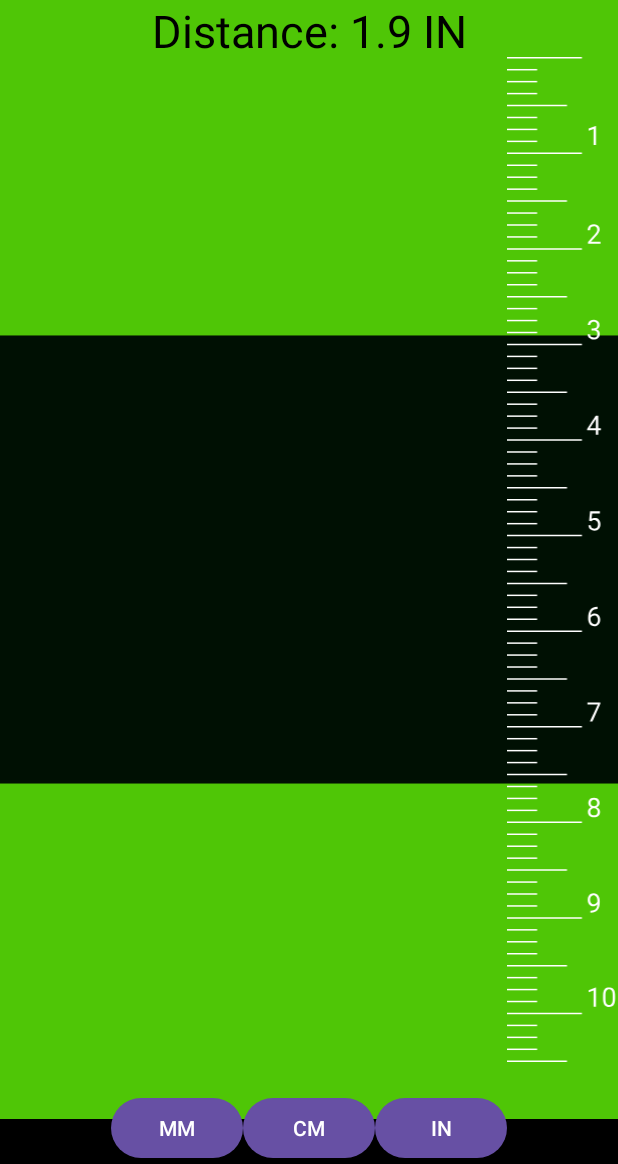
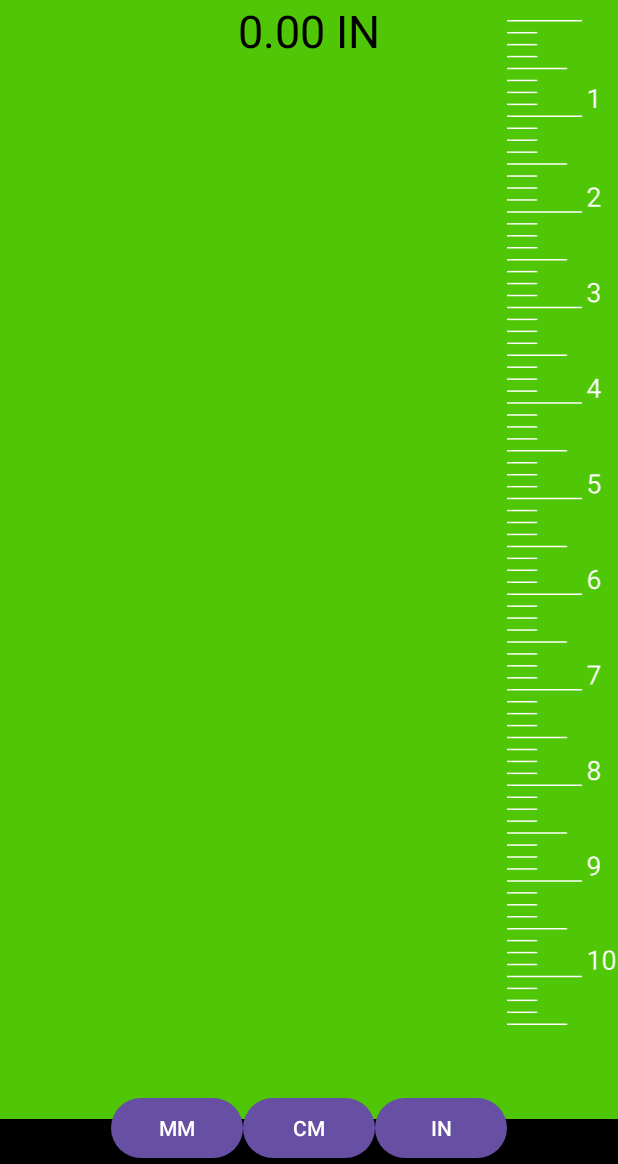
Before and after one commit to minhnguyen1502/ruler, an Android app: the screen it shows after launch (MainActivity), after a tap on "IN", on a phone screen of 412 x 824 dp, the part 72-1236 px from its top. Run offline under Robolectric (Android 15) with nearby library versions, the phone set to English and light mode, and no system bars; 2 other taps on this screen came first.

Commit message:
update in pc

```diff
--- a/app/src/main/java/com/example/ruler/MainActivity.java
+++ b/app/src/main/java/com/example/ruler/MainActivity.java
@@ -1,6 +1,8 @@
 package com.example.ruler;
 
 import androidx.appcompat.app.AppCompatActivity;
+import android.content.Context;
+import android.content.SharedPreferences;
 import android.os.Bundle;
 import android.widget.Button;
 import android.widget.TextView;
@@ -10,16 +12,15 @@ public class MainActivity extends AppCompatActivity {
     private OneDimensionRulerView rulerView;
     private TextView distanceTextView;
     private Button buttonMM, buttonCM, buttonIN;
-    private PreferencesManager preferencesManager;
 
     @Override
     protected void onCreate(Bundle savedInstanceState) {
         super.onCreate(savedInstanceState);
         setContentView(R.layout.activity_main);
 
-        preferencesManager = new PreferencesManager(this);
+        rulerView = findViewById(R.id.oneDimensionRulerView);
+        rulerView.restore(getSharedPreferences("RulerPositions", Context.MODE_PRIVATE));
 
-        rulerView = findViewById(R.id.oneDimensionRulerView);
         distanceTextView = findViewById(R.id.distanceTextView);
         buttonMM = findViewById(R.id.buttonMM);
         buttonCM = findViewById(R.id.buttonCM);
@@ -27,7 +28,7 @@ public class MainActivity extends AppCompatActivity {
 
         // Set the custom listener to update distanceTextView
         rulerView.setOnRulerChangeListener((distance, distanceString) -> {
-            distanceTextView.setText(String.format("Distance: %s", distanceString));
+            distanceTextView.setText(distanceString);
         });
 
         // Set button click listeners to change the unit and update distanceTextView
@@ -42,5 +43,22 @@ public class MainActivity extends AppCompatActivity {
         buttonIN.setOnClickListener(view -> {
             rulerView.setUnitAndUpdate(RulerUnit.IN);
         });
+
+        SharedPreferences sharedPreferences = getSharedPreferences("RulerPrefs", Context.MODE_PRIVATE);
+        rulerView.restore(sharedPreferences);
+    }
+
+    @Override
+    protected void onPause() {
+        super.onPause();
+        SharedPreferences sharedPreferences = getSharedPreferences("RulerPrefs", MODE_PRIVATE);
+        rulerView.save(sharedPreferences);
+    }
+
+    @Override
+    protected void onResume() {
+        super.onResume();
+        SharedPreferences sharedPreferences = getSharedPreferences("RulerPrefs", MODE_PRIVATE);
+        rulerView.restore(sharedPreferences);
     }
 }
--- a/app/src/main/java/com/example/ruler/OneDimensionRulerView.java
+++ b/app/src/main/java/com/example/ruler/OneDimensionRulerView.java
@@ -3,8 +3,11 @@ package com.example.ruler;
 import android.annotation.SuppressLint;
 import android.content.Context;
 import android.content.SharedPreferences;
-import android.graphics.*;
+import android.graphics.Canvas;
+import android.graphics.Color;
+import android.graphics.Paint;
 import android.util.AttributeSet;
+import android.util.DisplayMetrics;
 import android.view.MotionEvent;
 import android.view.View;
 
@@ -12,15 +15,13 @@ public class OneDimensionRulerView extends View {
 
     private static final int UpperSection = 1;
     private static final int LowerSection = 2;
-    private PreferencesManager preferencesManager;
-    private RulerUnit unit;
-    private float distance;
+    private RulerUnit unit = RulerUnit.MM;
     private Paint colorPaintMask;
     private float upperY = 0f;
     private float lowerY = 1f;
-    private final float minDistance = dpTOpx(10f);
+    private final float minDistance = dpTOpx(0f);
     private int currentSection = 0;
-    private float pointerY = 0f;
+    private float pointerY = 5f;
     private float coefficient = 1f;
 
     public OneDimensionRulerView(Context context) {
@@ -30,8 +31,6 @@ public class OneDimensionRulerView extends View {
     public OneDimensionRulerView(Context context, AttributeSet attrs) {
         super(context, attrs);
         init();
-        preferencesManager = new PreferencesManager(context);
-        restoreState(); // Khôi phục trạng thái từ PreferencesManager
     }
 
     public OneDimensionRulerView(Context context, AttributeSet attrs, int defStyleAttr) {
@@ -42,16 +41,7 @@ public class OneDimensionRulerView extends View {
     @SuppressLint("ResourceAsColor")
     private void init() {
         colorPaintMask = new Paint(Paint.ANTI_ALIAS_FLAG);
-        colorPaintMask.setColor(Color.parseColor("#4FC606")); // Set color to green
-    }
-
-    @Override
-    protected void onSizeChanged(int w, int h, int oldw, int oldh) {
-        super.onSizeChanged(w, h, oldw, oldh);
-        upperY = h * .3f;
-        lowerY = h * .7f;
-        notifyDistanceChangeListener();
-        invalidate();
+        colorPaintMask.setColor(Color.parseColor("#4FC606"));
     }
 
     @Override
@@ -62,8 +52,25 @@ public class OneDimensionRulerView extends View {
         canvas.drawRect(0f, lowerY, getWidth(), getHeight(), colorPaintMask);
 
         Paint middleSectionPaint = new Paint(Paint.ANTI_ALIAS_FLAG);
-        middleSectionPaint.setColor(Color.parseColor("#001003")); // Set color to middle section
+        middleSectionPaint.setColor(Color.parseColor("#001003"));
         canvas.drawRect(0f, upperY, getWidth(), lowerY, middleSectionPaint);
+    }
+
+    public void save(SharedPreferences sharedPreferences) {
+        SharedPreferences.Editor editor = sharedPreferences.edit();
+        editor.putFloat("upperY", upperY);
+        editor.putFloat("lowerY", lowerY);
+        editor.putString("unit", unit.name()); // Save the current unit
+        editor.apply();
+    }
+
+    public void restore(SharedPreferences sharedPreferences) {
+        upperY = sharedPreferences.getFloat("upperY", 0f);
+        lowerY = sharedPreferences.getFloat("lowerY", getHeight());
+        String unitString = sharedPreferences.getString("unit", RulerUnit.MM.name());
+        unit = RulerUnit.valueOf(unitString); // Restore the unit
+        notifyDistanceChangeListener();
+        invalidate();
     }
 
     @Override
@@ -74,7 +81,6 @@ public class OneDimensionRulerView extends View {
                 currentSection = (event.getY() < centerPoint) ? UpperSection : LowerSection;
                 pointerY = event.getY();
                 return currentSection != 0;
-
             case MotionEvent.ACTION_MOVE:
                 float dy = event.getY() - pointerY;
                 switch (currentSection) {
@@ -90,6 +96,7 @@ public class OneDimensionRulerView extends View {
                 pointerY = event.getY();
                 notifyDistanceChangeListener();
                 invalidate();
+                save(getContext().getSharedPreferences("RulerPositions", Context.MODE_PRIVATE));
                 return true;
 
             case MotionEvent.ACTION_UP:
@@ -107,55 +114,37 @@ public class OneDimensionRulerView extends View {
         }
     }
 
-
     public float getDistance() {
-        return RulerUnit.pxToIn(Math.abs(upperY - lowerY), coefficient, getResources().getDisplayMetrics());
+        float distanceInInches = RulerUnit.pxToIn(Math.abs(upperY - lowerY), coefficient, getResources().getDisplayMetrics());
+        switch (unit) {
+            case CM:
+                return distanceInInches * 2.54f;
+            case MM:
+                return distanceInInches * 25.4f;
+            case IN:
+            default:
+                return distanceInInches;
+        }
     }
 
-
-    // Custom listener interface for distance changes
     public interface OnRulerChangeListener {
         void onRulerChange(float distance, String distanceString);
     }
+
     public void setUnitAndUpdate(RulerUnit unit) {
         this.unit = unit;
-        // Notify the listener with the updated distance value in the new unit
         notifyDistanceChangeListener();
-        // Force redraw to update the view
         invalidate();
     }
-
 
     private OnRulerChangeListener onRulerChangeListener;
 
     public void setOnRulerChangeListener(OnRulerChangeListener listener) {
         this.onRulerChangeListener = listener;
-        // Notify the listener with the initial distance value
         notifyDistanceChangeListener();
     }
-
     private float dpTOpx(float dp) {
         return dp * getContext().getResources().getDisplayMetrics().density;
     }
 
-    // Lưu trạng thái
-    private void saveState() {
-        preferencesManager.saveUnit(unit);
-        preferencesManager.saveDistance(distance);
-    }
-
-    private void restoreState() {
-        unit = preferencesManager.getSavedUnit();
-        distance = preferencesManager.getSavedDistance();
-        notifyDistanceChangeListener(); // Cập nhật giao diện người dùng
-    }
-
-    // Phương thức setUnitAndUpdate() đã có
-
-    // Ghi đè phương thức onDetachedFromWindow để lưu trạng thái khi View bị hủy
-    @Override
-    protected void onDetachedFromWindow() {
-        saveState();
-        super.onDetachedFromWindow();
-    }
 }
--- a/app/src/main/java/com/example/ruler/PreferencesManager.java
+++ /dev/null
@@ -1,38 +0,0 @@
-package com.example.ruler;
-
-import android.content.Context;
-import android.content.SharedPreferences;
-
-public class PreferencesManager {
-
-    private static final String PREFS_NAME = "RulerPrefs";
-    private static final String PREF_UNIT = "unit";
-    private static final String PREF_DISTANCE = "distance";
-
-    private SharedPreferences sharedPreferences;
-
-    public PreferencesManager(Context context) {
-        sharedPreferences = context.getSharedPreferences(PREFS_NAME, Context.MODE_PRIVATE);
-    }
-
-    public void saveUnit(RulerUnit unit) {
-        SharedPreferences.Editor editor = sharedPreferences.edit();
-        editor.putInt(PREF_UNIT, unit.ordinal());
-        editor.apply();
-    }
-
-    public RulerUnit getSavedUnit() {
-        int unitOrdinal = sharedPreferences.getInt(PREF_UNIT, RulerUnit.MM.ordinal());
-        return RulerUnit.values()[unitOrdinal];
-    }
-
-    public void saveDistance(float distance) {
-        SharedPreferences.Editor editor = sharedPreferences.edit();
-        editor.putFloat(PREF_DISTANCE, distance);
-        editor.apply();
-    }
-
-    public float getSavedDistance() {
-        return sharedPreferences.getFloat(PREF_DISTANCE, 0f);
-    }
-}
--- a/app/src/main/java/com/example/ruler/RulerUnit.java
+++ b/app/src/main/java/com/example/ruler/RulerUnit.java
@@ -20,7 +20,6 @@ public enum RulerUnit {
         this.converter = converter;
         this.unit = unit;
     }
-
     public static float mmToPx(float mm, float coefficient, DisplayMetrics displayMetrics) {
         return mm * TypedValue.applyDimension(TypedValue.COMPLEX_UNIT_MM, coefficient, displayMetrics);
     }
@@ -29,18 +28,19 @@ public enum RulerUnit {
         return px / TypedValue.applyDimension(TypedValue.COMPLEX_UNIT_IN, coefficient, displayMetrics);
     }
 
-    /**
-     * @param value in IN
-     * @return formatted string representing the value in the enum unit
-     */
-    public String getUnitString(float value) {
-        return String.format(Locale.getDefault(), "%.1f %s", value * converter, unit);
+    public String getUnitString(float distance) {
+        switch (this) {
+            case CM:
+                return String.format("%d CM", (int) distance);
+            case MM:
+                return String.format("%.2f MM", distance).replace(',', '.');
+            case IN:
+                return String.format("%.2f IN", distance).replace(',', '.');
+            default:
+                return String.valueOf(distance);
+        }
     }
 
-    /**
-     * @param value in IN
-     * @return value converted to the enum unit
-     */
     public float convert(float value) {
         return value * converter;
     }
--- a/app/src/main/res/layout/activity_main.xml
+++ b/app/src/main/res/layout/activity_main.xml
@@ -44,14 +44,16 @@
         app:layout_constraintTop_toBottomOf="@id/back"
         app:layout_constraintBottom_toBottomOf="parent"
         app:layout_constraintEnd_toEndOf="parent"/>
+
     <ImageView
         android:layout_width="74dp"
         android:layout_height="670dp"
+        android:layout_marginBottom="30dp"
         android:src="@drawable/img"
-        android:layout_marginBottom="30dp"
+        app:layout_constraintBottom_toBottomOf="parent"
         app:layout_constraintEnd_toEndOf="parent"
         app:layout_constraintTop_toBottomOf="@id/gone"
-        app:layout_constraintBottom_toBottomOf="parent"/>
+        app:layout_constraintVertical_bias="0.176" />
 
     <TextView
             android:id="@+id/distanceTextView"
```
Lines whose indentation alone changed are shown as unchanged.
